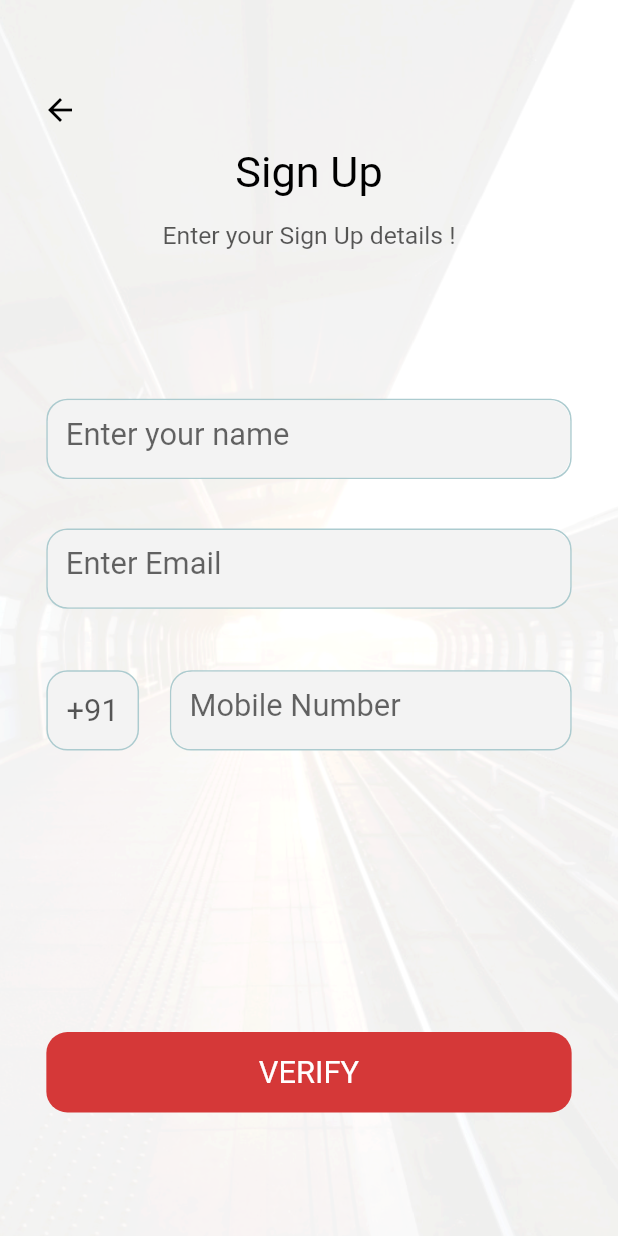
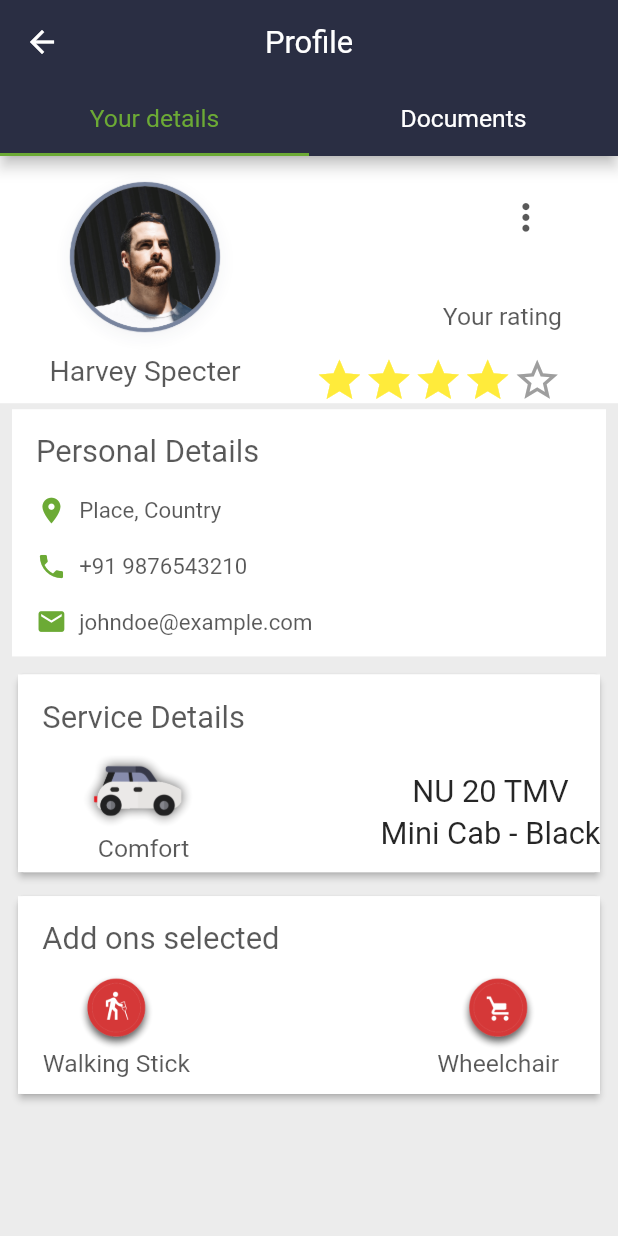
Before and after one commit to development-enthusiast/driver, a Flutter app: the SignUp screen opened directly, after a tap on "VERIFY", on a phone screen of 412 x 824 dp. Run offline on Flutter 3.47's test engine with Material 2 defaults, Android fonts, the phone set to English and light mode, and no system bars; our stand-ins replace image_picker, intro_slider, otp_text_field, rating_bar.

Commit message:
profile tabs done

```diff
--- a/lib/Classes/Constants.dart
+++ b/lib/Classes/Constants.dart
@@ -1,4 +1,6 @@
 import 'package:flutter/material.dart';
 
 const kPrimaryColor = Color(0xFFD53838);
+const kSecondaryColor = Color(0xFF2A2E43);
+const kAccentColor = Color(0xFF6CAA35);
 const kFormColor = Color(0xFFF3F3F3);
--- a/lib/Screens/Auth/SignUp.dart
+++ b/lib/Screens/Auth/SignUp.dart
@@ -1,4 +1,5 @@
 import 'package:driverapp/Classes/Constants.dart';
+import 'package:driverapp/Screens/Profile.dart';
 import 'package:flutter/material.dart';
 
 class SignUp extends StatefulWidget {
@@ -198,7 +199,14 @@ class _SignUpState extends State<SignUp> {
               ),
               Spacer(),
               InkWell(
-                onTap: () {},
+                onTap: () {
+                  Navigator.push(
+                    context,
+                    MaterialPageRoute(
+                      builder: (context) => Profile(),
+                    ),
+                  );
+                },
                 child: Container(
                   width: pWidth * 0.85,
                   height: pHeight * 0.065,
--- /dev/null
+++ b/lib/Screens/Profile.dart
@@ -0,0 +1,63 @@
+import 'package:driverapp/Classes/Constants.dart';
+import 'package:driverapp/Widgets/Documents.dart';
+import 'package:driverapp/Widgets/YourDetails.dart';
+import 'package:flutter/cupertino.dart';
+import 'package:flutter/material.dart';
+import 'package:rating_bar/rating_bar.dart';
+
+class Profile extends StatefulWidget {
+  @override
+  _ProfileState createState() => _ProfileState();
+}
+
+class _ProfileState extends State<Profile> {
+  @override
+  Widget build(BuildContext context) {
+    final pHeight = MediaQuery.of(context).size.height;
+    final pWidth = MediaQuery.of(context).size.width;
+    return DefaultTabController(
+      length: 2,
+      child: Scaffold(
+        backgroundColor: Color(0xFFECECEC),
+        appBar: AppBar(
+          backgroundColor: kSecondaryColor,
+          actions: <Widget>[
+            Expanded(
+              child: Center(
+                child: Text(
+                  'Profile',
+                  style: TextStyle(
+                    color: CupertinoColors.white,
+                    fontFamily: 'Roboto',
+                    fontSize: pHeight * 0.025,
+                  ),
+                ),
+              ),
+            ),
+          ],
+          bottom: TabBar(
+            labelStyle:
+                TextStyle(fontFamily: 'Roboto', fontSize: pHeight * 0.02),
+            labelColor: kAccentColor,
+            unselectedLabelColor: Colors.white,
+            indicatorColor: kAccentColor,
+            tabs: <Widget>[
+              Tab(
+                text: 'Your details',
+              ),
+              Tab(
+                text: 'Documents',
+              ),
+            ],
+          ),
+        ),
+        body: TabBarView(
+          children: <Widget>[
+            YourDetails(pHeight: pHeight, pWidth: pWidth),
+            Documents(),
+          ],
+        ),
+      ),
+    );
+  }
+}
--- /dev/null
+++ b/lib/Widgets/YourDetails.dart
@@ -0,0 +1,376 @@
+import 'package:driverapp/Classes/Constants.dart';
+import 'package:flutter/cupertino.dart';
+import 'package:flutter/material.dart';
+import 'package:rating_bar/rating_bar.dart';
+
+class YourDetails extends StatefulWidget {
+  const YourDetails({
+    Key key,
+    @required this.pHeight,
+    @required this.pWidth,
+  }) : super(key: key);
+
+  final double pHeight;
+  final double pWidth;
+
+  @override
+  _YourDetailsState createState() => _YourDetailsState();
+}
+
+class _YourDetailsState extends State<YourDetails> {
+  @override
+  Widget build(BuildContext context) {
+    return Column(
+      children: <Widget>[
+        Container(
+          height: widget.pHeight * 0.2,
+          width: widget.pWidth,
+          decoration: BoxDecoration(color: Colors.white),
+          child: Row(
+            children: <Widget>[
+              SizedBox(
+                width: widget.pWidth * 0.08,
+              ),
+              Column(
+                children: <Widget>[
+                  SizedBox(
+                    height: widget.pHeight * 0.01,
+                  ),
+                  Image.asset(
+                    'images/man.png',
+                    height: widget.pHeight * 0.15,
+                    width: widget.pHeight * 0.15,
+                  ),
+                  Text(
+                    'Harvey Specter',
+                    style: TextStyle(
+                        color: Colors.black.withOpacity(0.65),
+                        fontFamily: 'Roboto',
+                        fontSize: widget.pHeight * 0.023),
+                  )
+                ],
+              ),
+              SizedBox(
+                width: widget.pWidth * 0.12,
+              ),
+              Column(
+                crossAxisAlignment: CrossAxisAlignment.end,
+                children: <Widget>[
+                  SizedBox(
+                    height: widget.pHeight * 0.02,
+                  ),
+                  IconButton(
+                    icon: Icon(
+                      Icons.more_vert,
+                      size: widget.pHeight * 0.035,
+                      color: CupertinoColors.black.withOpacity(0.65),
+                    ),
+                  ),
+                  SizedBox(
+                    height: widget.pHeight * 0.04,
+                  ),
+                  Text(
+                    'Your rating',
+                    style: TextStyle(
+                        color: CupertinoColors.black.withOpacity(0.65),
+                        fontFamily: 'Roboto',
+                        fontSize: widget.pHeight * 0.02),
+                  ),
+                  SizedBox(
+                    height: widget.pHeight * 0.02,
+                  ),
+                  RatingBar.readOnly(
+                    filledColor: Colors.yellow,
+                    size: widget.pHeight * 0.04,
+                    initialRating: 4.0,
+                    isHalfAllowed: true,
+                    halfFilledIcon: Icons.star_half,
+                    filledIcon: Icons.star,
+                    emptyIcon: Icons.star_border,
+                  ),
+                ],
+              ),
+            ],
+          ),
+        ),
+        Padding(
+          padding: const EdgeInsets.symmetric(vertical: 4.0, horizontal: 8.0),
+          child: Container(
+            height: widget.pHeight * 0.2,
+            width: widget.pWidth,
+            decoration: BoxDecoration(color: Colors.white),
+            child: Column(
+              crossAxisAlignment: CrossAxisAlignment.start,
+              children: <Widget>[
+                SizedBox(
+                  height: widget.pHeight * 0.02,
+                ),
+                Padding(
+                  padding: const EdgeInsets.only(left: 16.0),
+                  child: Text(
+                    'Personal Details',
+                    style: TextStyle(
+                        color: Colors.black.withOpacity(0.65),
+                        fontSize: widget.pHeight * 0.025,
+                        fontFamily: 'Roboto'),
+                  ),
+                ),
+                SizedBox(
+                  height: widget.pHeight * 0.02,
+                ),
+                Padding(
+                  padding: const EdgeInsets.only(left: 16.0),
+                  child: Row(
+                    children: <Widget>[
+                      Icon(
+                        Icons.location_on,
+                        color: kAccentColor,
+                        size: widget.pHeight * 0.025,
+                      ),
+                      SizedBox(
+                        width: widget.pWidth * 0.02,
+                      ),
+                      Text(
+                        'Place, Country',
+                        style: TextStyle(
+                            color: Colors.black.withOpacity(0.65),
+                            fontFamily: 'Roboto',
+                            fontSize: widget.pHeight * 0.018),
+                      )
+                    ],
+                  ),
+                ),
+                SizedBox(
+                  height: widget.pHeight * 0.02,
+                ),
+                Padding(
+                  padding: const EdgeInsets.only(left: 16.0),
+                  child: Row(
+                    children: <Widget>[
+                      Icon(
+                        Icons.phone,
+                        color: kAccentColor,
+                        size: widget.pHeight * 0.025,
+                      ),
+                      SizedBox(
+                        width: widget.pWidth * 0.02,
+                      ),
+                      Text(
+                        '+91 9876543210',
+                        style: TextStyle(
+                            color: Colors.black.withOpacity(0.65),
+                            fontFamily: 'Roboto',
+                            fontSize: widget.pHeight * 0.018),
+                      )
+                    ],
+                  ),
+                ),
+                SizedBox(
+                  height: widget.pHeight * 0.02,
+                ),
+                Padding(
+                  padding: const EdgeInsets.only(left: 16.0),
+                  child: Row(
+                    children: <Widget>[
+                      Icon(
+                        Icons.email,
+                        color: kAccentColor,
+                        size: widget.pHeight * 0.025,
+                      ),
+                      SizedBox(
+                        width: widget.pWidth * 0.02,
+                      ),
+                      Text(
+                        'johndoe@example.com',
+                        style: TextStyle(
+                            color: Colors.black.withOpacity(0.65),
+                            fontFamily: 'Roboto',
+                            fontSize: widget.pHeight * 0.018),
+                      )
+                    ],
+                  ),
+                ),
+              ],
+            ),
+          ),
+        ),
+        Padding(
+          padding: const EdgeInsets.symmetric(vertical: 4.0, horizontal: 8.0),
+          child: Card(
+            elevation: 2,
+            child: Container(
+              height: widget.pHeight * 0.16,
+              width: widget.pWidth,
+              decoration: BoxDecoration(color: Colors.white),
+              child: Row(
+                mainAxisAlignment: MainAxisAlignment.start,
+                children: <Widget>[
+                  SizedBox(
+                    width: widget.pWidth * 0.02,
+                  ),
+                  Column(
+                    children: <Widget>[
+                      SizedBox(
+                        height: widget.pHeight * 0.02,
+                      ),
+                      Padding(
+                        padding: const EdgeInsets.only(left: 8.0),
+                        child: Text(
+                          'Service Details',
+                          style: TextStyle(
+                              color: Colors.black.withOpacity(0.65),
+                              fontSize: widget.pHeight * 0.025,
+                              fontFamily: 'Roboto'),
+                        ),
+                      ),
+                      SizedBox(
+                        height: widget.pHeight * 0.015,
+                      ),
+                      Image.asset(
+                        'images/car.png',
+                        height: widget.pHeight * 0.06,
+                      ),
+                      SizedBox(
+                        height: widget.pHeight * 0.005,
+                      ),
+                      Padding(
+                        padding: const EdgeInsets.only(left: 8.0),
+                        child: Text(
+                          'Comfort',
+                          style: TextStyle(
+                              color: Colors.black.withOpacity(0.65),
+                              fontSize: widget.pHeight * 0.02,
+                              fontFamily: 'Roboto'),
+                        ),
+                      ),
+                    ],
+                  ),
+                  SizedBox(
+                    width: widget.pWidth * 0.2,
+                  ),
+                  Column(
+                    children: <Widget>[
+                      SizedBox(
+                        height: widget.pHeight * 0.02,
+                      ),
+                      SizedBox(
+                        height: widget.pHeight * 0.06,
+                      ),
+                      Padding(
+                        padding: const EdgeInsets.only(left: 8.0),
+                        child: Text(
+                          'NU 20 TMV',
+                          style: TextStyle(
+                              color: Colors.black.withOpacity(0.85),
+                              fontSize: widget.pHeight * 0.025,
+                              fontFamily: 'Roboto'),
+                        ),
+                      ),
+                      SizedBox(
+                        height: widget.pHeight * 0.005,
+                      ),
+                      Padding(
+                        padding: const EdgeInsets.only(left: 8.0),
+                        child: Text(
+                          'Mini Cab - Black',
+                          style: TextStyle(
+                              color: Colors.black.withOpacity(0.85),
+                              fontSize: widget.pHeight * 0.025,
+                              fontFamily: 'Roboto'),
+                        ),
+                      ),
+                    ],
+                  ),
+                ],
+              ),
+            ),
+          ),
+        ),
+        Padding(
+          padding: const EdgeInsets.symmetric(vertical: 4.0, horizontal: 8.0),
+          child: Card(
+            elevation: 2,
+            child: Container(
+              height: widget.pHeight * 0.16,
+              width: widget.pWidth,
+              decoration: BoxDecoration(color: Colors.white),
+              child: Row(
+                children: <Widget>[
+                  SizedBox(
+                    width: widget.pWidth * 0.02,
+                  ),
+                  Column(
+                    crossAxisAlignment: CrossAxisAlignment.start,
+                    children: <Widget>[
+                      SizedBox(
+                        height: widget.pHeight * 0.02,
+                      ),
+                      Padding(
+                        padding: const EdgeInsets.only(left: 8.0),
+                        child: Text(
+                          'Add ons selected',
+                          style: TextStyle(
+                              color: Colors.black.withOpacity(0.65),
+                              fontSize: widget.pHeight * 0.025,
+                              fontFamily: 'Roboto'),
+                        ),
+                      ),
+                      SizedBox(
+                        height: widget.pHeight * 0.015,
+                      ),
+                      Row(
+                        children: <Widget>[
+                          SizedBox(
+                            width: widget.pWidth * 0.02,
+                          ),
+                          Column(
+                            mainAxisAlignment: MainAxisAlignment.center,
+                            children: <Widget>[
+                              Image.asset(
+                                'images/walkhelp.png',
+                                height: widget.pHeight * 0.06,
+                              ),
+                              Text(
+                                'Walking Stick',
+                                style: TextStyle(
+                                    color: Colors.black.withOpacity(0.65),
+                                    fontFamily: 'Roboto',
+                                    fontSize: widget.pHeight * 0.02),
+                              )
+                            ],
+                          ),
+                          SizedBox(
+                            width: widget.pWidth * 0.4,
+                          ),
+                          Column(
+                            mainAxisAlignment: MainAxisAlignment.center,
+                            children: <Widget>[
+                              Image.asset(
+                                'images/wheelchair.png',
+                                height: widget.pHeight * 0.06,
+                              ),
+                              Text(
+                                'Wheelchair',
+                                style: TextStyle(
+                                    color: Colors.black.withOpacity(0.65),
+                                    fontFamily: 'Roboto',
+                                    fontSize: widget.pHeight * 0.02),
+                              )
+                            ],
+                          ),
+                          SizedBox(
+                            width: widget.pWidth * 0.05,
+                          ),
+                        ],
+                      ),
+                    ],
+                  ),
+                ],
+              ),
+            ),
+          ),
+        ),
+      ],
+    );
+  }
+}
--- a/pubspec.yaml
+++ b/pubspec.yaml
@@ -13,6 +13,8 @@ dependencies:
   cupertino_icons: ^0.1.3
   intro_slider: ^2.3.1
   otp_text_field: ^1.0.1
+  rating_bar: ^0.2.0
+  image_picker: ^0.6.7+7
 
 dev_dependencies:
   flutter_test:
```
Also changed, not shown: lib/Widgets/Documents.dart (added, +274 -0 lines), images/camera.png (added), images/car.png (added), images/man.png (added), images/walkhelp.png (added), images/wheelchair.png (added), pubspec.lock.
